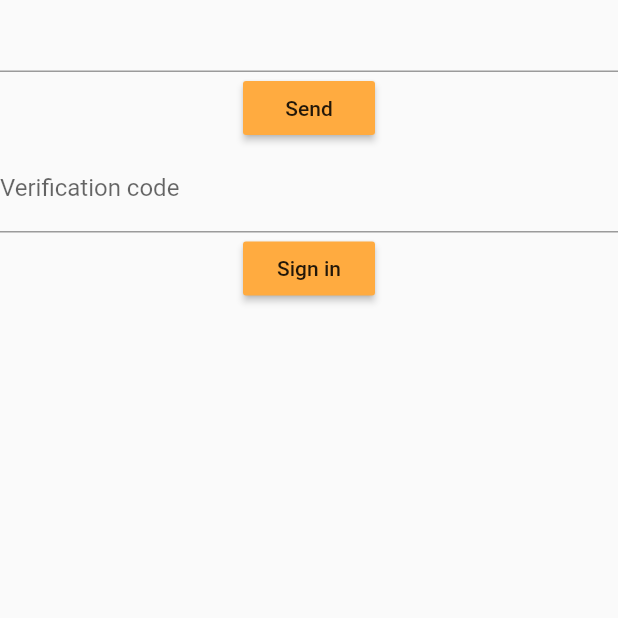
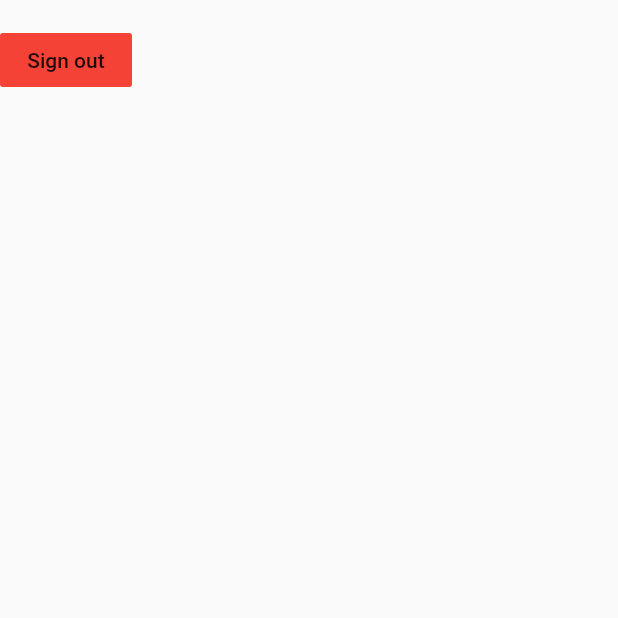
Before and after one commit to thaisimey/phone_authentication, a Flutter app: the LoginView screen opened directly, on a phone screen of 412 x 824 dp, the top half of it. Run offline on Flutter 3.47's test engine with Material 2 defaults, Android fonts, the phone set to English and light mode, and no system bars; our stand-ins replace firebase_auth, firebase_core; accounts and stored records are empty.

```diff
--- /dev/null
+++ b/lib/view/home_view.dart
@@ -0,0 +1,53 @@
+import 'package:authen_phone/view/login_view.dart';
+import 'package:authen_phone/view_model/login_view_model.dart';
+import 'package:firebase_auth/firebase_auth.dart';
+import 'package:flutter/material.dart';
+import 'package:provider/provider.dart';
+
+class HomeView extends StatefulWidget {
+
+  final User user;
+  const HomeView(this.user);
+  @override
+  _HomeViewState createState() => _HomeViewState();
+}
+
+class _HomeViewState extends State<HomeView> {
+
+
+  Future<void> _logout() async {
+    try {
+      await FirebaseAuth.instance.signOut();
+    } catch (e) {
+      print(e.toString());
+    }
+  }
+
+  User user;
+
+  @override
+  void initState() {
+    // TODO: implement initState
+    super.initState();
+    user = widget.user;
+
+  }
+  @override
+  Widget build(BuildContext context) {
+    return Scaffold(
+      body: SafeArea(
+        child: Column(
+          children: [
+            Text(user.phoneNumber,style: TextStyle(color: Colors.red),),
+            FlatButton(onPressed: () {
+              _logout();
+              Navigator.push(context, MaterialPageRoute(builder: (BuildContext context) => LoginView()));
+            },
+                color: Colors.red,
+             child: Text("Sign out"))
+          ],
+        ),
+      ),
+    );
+  }
+}
--- /dev/null
+++ b/lib/view_model/login_view_model.dart
@@ -0,0 +1,18 @@
+import 'package:flutter/cupertino.dart';
+
+class LoginViewModel extends ChangeNotifier {
+
+  bool _isLoggedIn = false ;
+
+  bool get isLoggedIn => _isLoggedIn;
+
+  set isLoggedIn(bool value) {
+    _isLoggedIn = value;
+    notifyListeners();
+  }
+
+  void checkLogin(bool value) {
+    _isLoggedIn = value;
+    notifyListeners();
+  }
+}
--- a/pubspec.yaml
+++ b/pubspec.yaml
@@ -31,6 +31,7 @@ dependencies:
   firebase_core: "^0.5.3"
   firebase_auth: "^0.18.0"
   firebase_database: ^4.4.0
+  provider: ^4.3.2+2
 
 dev_dependencies:
   flutter_test:
```
Also changed, not shown: lib/main.dart (+9 -1 lines), lib/view/login_view.dart (+102 -3 lines), pubspec.lock.
